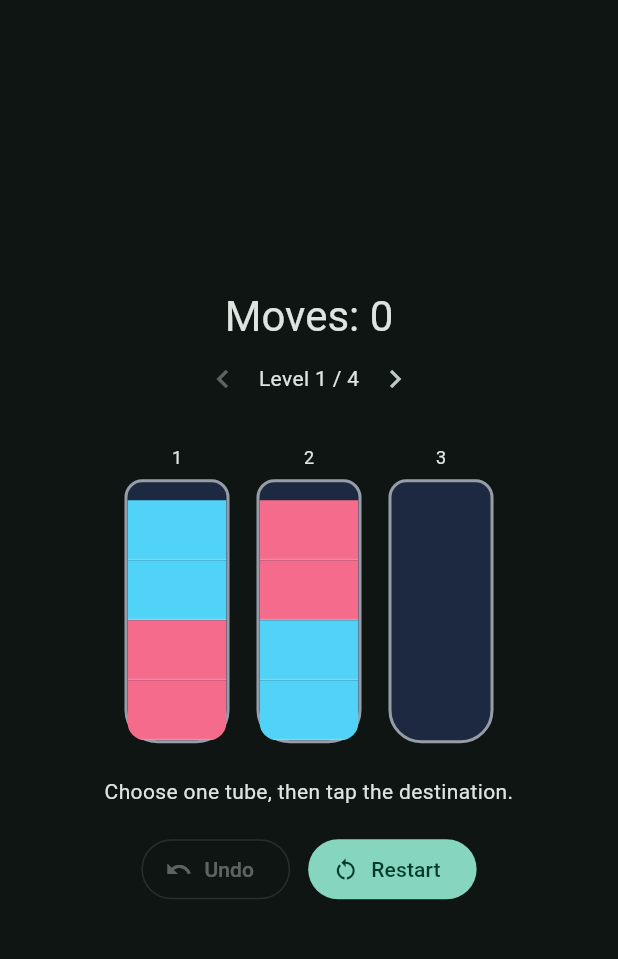
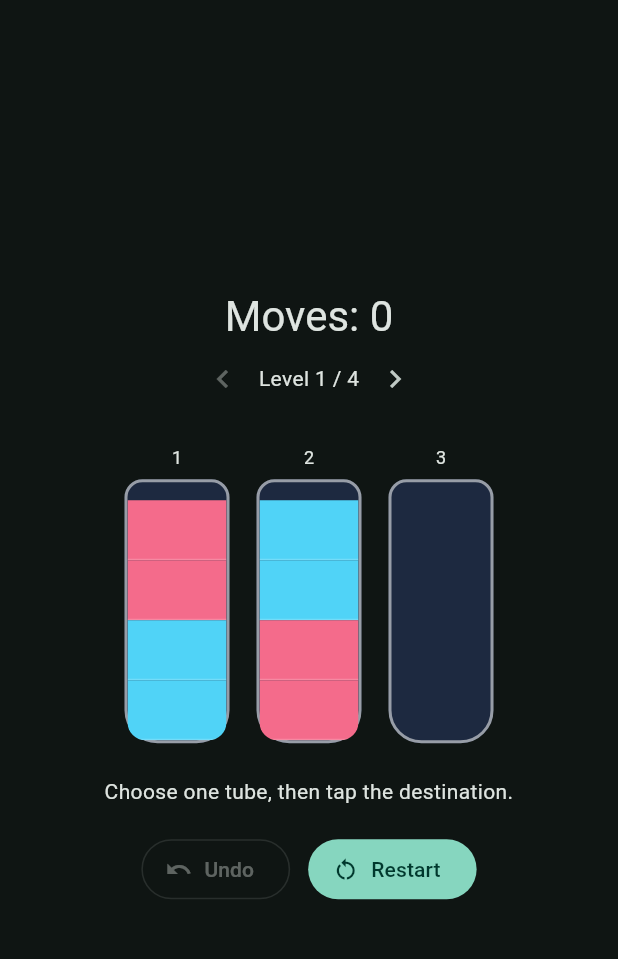
Before and after one commit to taktemurr-ops/game-002-water-sort-universe, a Flutter app: the screen it shows after launch, on a phone screen of 412 x 824 dp, the part 63-1022 px from its top. Run offline on Flutter 3.47's test engine with Material 3 defaults, Android fonts, the phone set to English and light mode, and no system bars.

Commit message:
fix: draw topmost contents first in top-to-bottom Flutter column

```diff
--- a/lib/main.dart
+++ b/lib/main.dart
@@ -111,7 +111,7 @@ class _WaterSortScreenState extends State<WaterSortScreen> {
                 borderRadius: BorderRadius.circular(12),
                 child: Column(
                   mainAxisAlignment: MainAxisAlignment.end,
-                  children: layers.map((color) => Container(
+                  children: layers.reversed.map((color) => Container(
                     height: 40,
                     width: double.infinity,
                     decoration: BoxDecoration(
```
